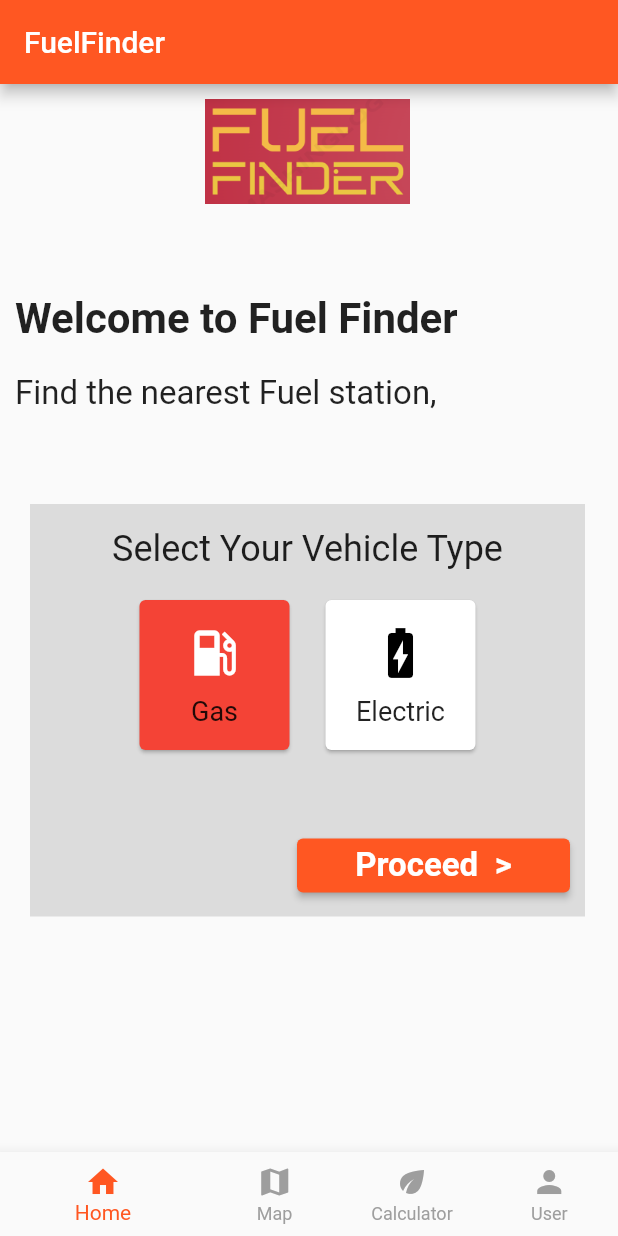
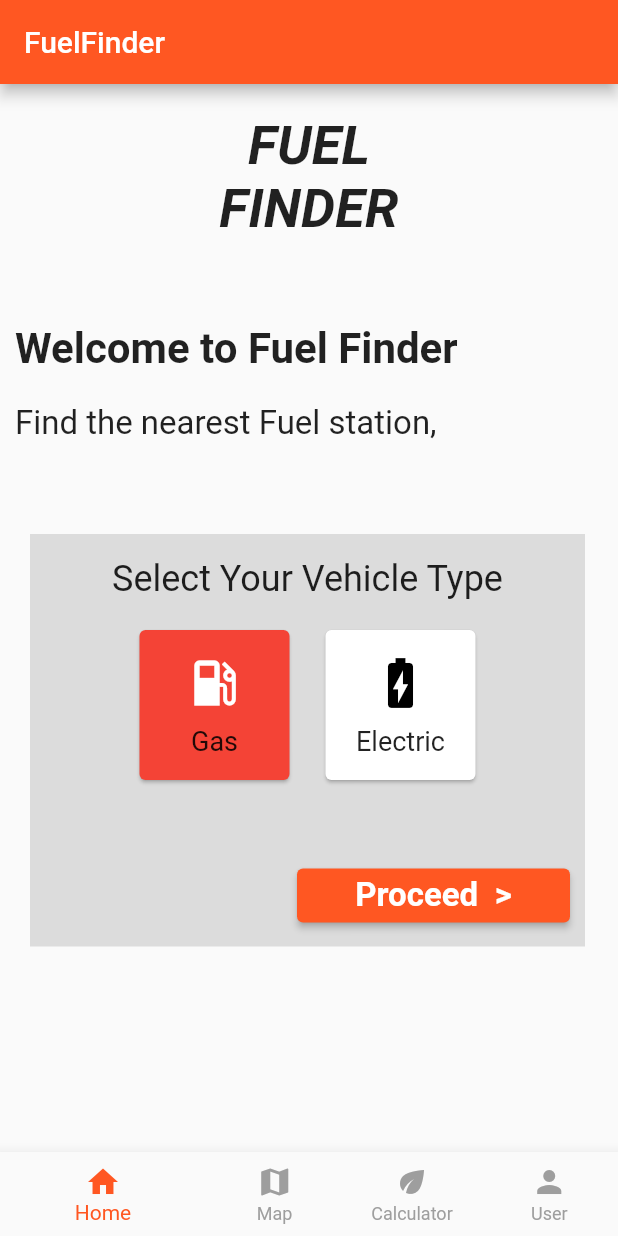
Before and after one commit to IT21078996/FuelFinder, a Flutter app: the screen it shows once a user with an empty profile is signed in, after a tap on "Gas", on a phone screen of 412 x 824 dp. Run offline on Flutter 3.47's test engine with Material 2 defaults, Android fonts, the phone set to English and light mode, and no system bars; our stand-ins replace cloud_firestore, firebase_auth, firebase_core, firebase_storage, geolocator, google_maps_flutter and 1 more; missing offline and left inert: google_maps_webservice; accounts and stored records are empty; network calls fail.

Commit message:
'Updated_UI'

```diff
--- a/fuel_finder/lib/screens/AdminH.dart
+++ b/fuel_finder/lib/screens/AdminH.dart
@@ -1,5 +1,7 @@
 import 'package:flutter/material.dart';
 import 'package:fuel_finder/screens/showall.dart';
+
+import 'home.dart';
 
 class AdminHomePage extends StatefulWidget {
   @override
@@ -11,7 +13,7 @@ class _AdminHomePageState extends State<AdminHomePage> {
   static const List<Widget> _widgetOptions = <Widget>[
     Text('Users'),
     showall(),
-    Text('App Home'),
+    Home(),
   ];
 
   void _onItemTapped(int index) {
--- a/fuel_finder/lib/screens/auth/login.dart
+++ b/fuel_finder/lib/screens/auth/login.dart
@@ -3,6 +3,9 @@ import 'package:fuel_finder/constants/styles.dart';
 import 'package:fuel_finder/constants/text.dart';
 import 'package:fuel_finder/services/auth.dart';
 import 'package:flutter/material.dart';
+
+import '../AdminH.dart';
+import '../home.dart';
 
 class Login extends StatefulWidget {
   final Function toggle;
@@ -132,13 +135,27 @@ class _LoginState extends State<Login> {
                         ),
                         GestureDetector(
                           onTap: () async {
-                            dynamic result = await _auth
-                                .signInWithEmailAndPassword(email, password);
+                            dynamic result = await _auth.signInWithEmailAndPassword(email, password);
 
                             if (result == null) {
                               setState(() {
                                 error = "Invalid email or password";
                               });
+                            }else{
+                              // Check if the user's email is 'admin@gmail.com'
+                              if (email == 'admin@gmail.com' && password == 'admin123') {
+                                Navigator.of(context).pushReplacement( // Use pushReplacement to replace the current page.
+                                  MaterialPageRoute(
+                                    builder: (context) => AdminHomePage(), // Replace AdminHomePage with your actual admin home page.
+                                  ),
+                                );
+                              } else {
+                                Navigator.of(context).pushReplacement( // Use pushReplacement to replace the current page.
+                                  MaterialPageRoute(
+                                    builder: (context) => Home(), // Replace AdminHomePage with your actual admin home page.
+                                  ),
+                                );
+                              }
                             }
                           },
                           child: Container(
--- a/fuel_finder/lib/screens/home.dart
+++ b/fuel_finder/lib/screens/home.dart
@@ -18,26 +18,41 @@ class _HomeState extends State<Home> {
     return Scaffold(
       body: Stack(
         children: <Widget>[
-          // Logo in the top left corner
-          Positioned(
-            top: 10, // Adjust the position as needed
-            left: 80, // Adjust the position as needed
-            child: Image.asset(
-              'assets/images/logo.png', // Replace with the path to your logo image
-              width: 250,
-              height: 70, // Adjust the width as needed
+          const Align(
+            alignment: Alignment.topCenter,
+            child: Padding(
+              padding: EdgeInsets.only(top: 20),
+              child: Column(
+                children: [
+                  Text(
+                    'FUEL',
+                    style: TextStyle(
+                      fontSize: 36,
+                      fontWeight: FontWeight.bold,
+                      fontStyle: FontStyle.italic,
+                    ),
+                  ),
+                  Text(
+                    'FINDER',
+                    style: TextStyle(
+                      fontSize: 36,
+                      fontWeight: FontWeight.bold,
+                      fontStyle: FontStyle.italic,
+                    ),
+                  ),
+                ],
+              ),
             ),
           ),
           const Align(
             alignment: Alignment.topLeft,
             child: Padding(
               padding: const EdgeInsets.only(left: 10, top: 120),
-              // Adjust the padding as needed
               child: Column(
                 mainAxisAlignment: MainAxisAlignment.start,
                 crossAxisAlignment: CrossAxisAlignment.start,
                 children: <Widget>[
-                  SizedBox(height: 20),
+                  SizedBox(height: 40),
                   Text(
                     'Welcome to Fuel Finder',
                     style: TextStyle(fontSize: 28, fontWeight: FontWeight.bold),
@@ -52,15 +67,14 @@ class _HomeState extends State<Home> {
             ),
           ),
           Positioned(
-            top: 280, // Adjust the position as needed
-            left: 20, // Adjust the position as needed
+            top: 300,
+            left: 20,
             child: CustomContainer(
-              width: 370, // Changeable width
-              height: 275, // Changeable height
-              backgroundColor: Colors.black12, // Set the background color to light blue
+              width: 370,
+              height: 275,
+              backgroundColor: Colors.black12, // Background color
               onProceedPressed: () {
                 if (selectedVehicleType.isNotEmpty) {
-                  // Navigate to the 'AddStation' screen or perform your action.
                   Navigator.of(context).push(
                     MaterialPageRoute(
                       builder: (context) => MapScreenWithLocation(),
@@ -85,7 +99,7 @@ class _HomeState extends State<Home> {
                     },
                   );
                 }
-              },// Set the background color to light blue
+              },
               child: Column(
                 children: <Widget>[
                   Padding(
@@ -100,7 +114,7 @@ class _HomeState extends State<Home> {
                     children: <Widget>[
                       VehicleCard(
                         vehicleType: 'Gas',
-                        iconData: Icons.local_gas_station, // Icon for Gas
+                        iconData: Icons.local_gas_station,
                         isSelected: selectedVehicleType == 'Gas',
                         onSelect: () {
                           setState(() {
@@ -111,7 +125,7 @@ class _HomeState extends State<Home> {
                       SizedBox(width: 16),
                       VehicleCard(
                         vehicleType: 'Electric',
-                        iconData: Icons.battery_charging_full, // Icon for Electric
+                        iconData: Icons.battery_charging_full,
                         isSelected: selectedVehicleType == 'Electric',
                         onSelect: () {
                           setState(() {
@@ -119,7 +133,6 @@ class _HomeState extends State<Home> {
                           });
                         },
                       ),
-
                     ],
                   ),
                 ],
@@ -134,7 +147,7 @@ class _HomeState extends State<Home> {
 
 class VehicleCard extends StatelessWidget {
   final String vehicleType;
-  final IconData iconData; // Icon for the vehicle type
+  final IconData iconData;
   final bool isSelected;
   final VoidCallback onSelect;
 
@@ -152,15 +165,15 @@ class VehicleCard extends StatelessWidget {
       child: Card(
         color: isSelected ? Colors.red : Colors.white,
         child: SizedBox(
-          width: 100, // Adjust the width as needed
-          height: 100, // Adjust the height as needed
+          width: 100,
+          height: 100,
           child: Column(
             mainAxisAlignment: MainAxisAlignment.center,
             children: <Widget>[
               Icon(
                 iconData,
-                size: 40, // Adjust the icon size as needed
-                color: isSelected ? Colors.white : Colors.black, // Adjust icon color
+                size: 40,
+                color: isSelected ? Colors.white : Colors.black,
               ),
               SizedBox(height: 8),
               Text(
@@ -174,8 +187,6 @@ class VehicleCard extends StatelessWidget {
     );
   }
 }
-
-
 
 class CustomContainer extends StatelessWidget {
   final double width;
@@ -201,13 +212,13 @@ class CustomContainer extends StatelessWidget {
       child: Stack(
         children: <Widget>[
           Positioned(
-            bottom: 10, // Adjust the position as needed
-            right: 10, // Adjust the position as needed
+            bottom: 10,
+            right: 10,
             child: ElevatedButton(
               onPressed: onProceedPressed,
               child: Container(
-                width: 150, // Adjust the width as needed
-                height: 30, // Adjust the height as needed
+                width: 150,
+                height: 30,
                 child: Center(
                   child: Text(
                     'Proceed  >',
@@ -217,7 +228,7 @@ class CustomContainer extends StatelessWidget {
               ),
             ),
           ),
-          child, // Your original content
+          child,
         ],
       ),
     );
--- a/fuel_finder/lib/screens/showall.dart
+++ b/fuel_finder/lib/screens/showall.dart
@@ -19,9 +19,6 @@ class _showallState extends State<showall> {
   @override
   Widget build(BuildContext context) {
     return Scaffold(
-      appBar: AppBar(
-        title: Text("Favourite Stations"),
-      ),
       body: StreamBuilder(
         stream: _stations.snapshots(),
         builder: (context, AsyncSnapshot<QuerySnapshot> streamSnapshot) {
```
Also changed, not shown: fuel_finder/pubspec.lock.
